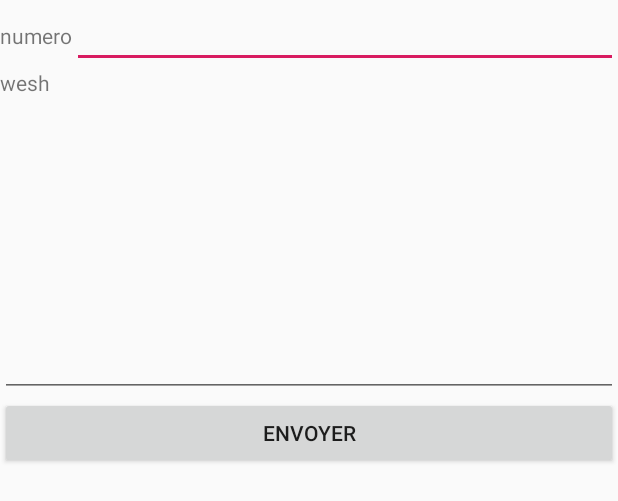
After one commit to JeremyDps/contactsAndroid, an Android app: the layout activity_send_message.xml on its own in the app's theme, with its tools: preview values and no code run, on a phone screen of 412 x 824 dp. The commit adds this screen. Shown: the top 501 px of the screen. Run offline under Robolectric (Android 15) with nearby library versions, the phone set to English and light mode, and no system bars.

```diff
--- a/app/src/main/AndroidManifest.xml
+++ b/app/src/main/AndroidManifest.xml
@@ -2,6 +2,7 @@
 <manifest xmlns:android="http://schemas.android.com/apk/res/android"
     package="com.example.mescontacts">
 
+    <uses-permission android:name="android.permission.CALL_PHONE" />
     <application
         android:allowBackup="true"
         android:icon="@mipmap/ic_launcher"
--- /dev/null
+++ b/app/src/main/res/layout/activity_send_message.xml
@@ -0,0 +1,27 @@
+<?xml version="1.0" encoding="utf-8"?>
+<androidx.constraintlayout.widget.ConstraintLayout xmlns:android="http://schemas.android.com/apk/res/android"
+    xmlns:app="http://schemas.android.com/apk/res-auto"
+    xmlns:tools="http://schemas.android.com/tools"
+    android:layout_width="match_parent"
+    android:layout_height="match_parent"
+    tools:context=".SendMessageActivity">
+
+    <LinearLayout xmlns:android="http://schemas.android.com/apk/res/android"
+        android:orientation="vertical" android:layout_width="fill_parent"
+        android:layout_height="fill_parent">
+        <LinearLayout android:orientation="horizontal"
+            android:layout_width="fill_parent" android:layout_height="wrap_content">
+            <TextView android:layout_width="wrap_content"
+                android:layout_height="wrap_content" android:text="numero" />
+            <EditText android:id="@+id/numero" android:layout_width="fill_parent"
+                android:layout_height="wrap_content" />
+        </LinearLayout>
+        <TextView android:layout_width="wrap_content"
+            android:layout_height="wrap_content" android:text="wesh" />
+        <EditText android:id="@+id/message" android:layout_width="fill_parent"
+            android:layout_height="200sp" />
+        <Button android:id="@+id/envoyer" android:layout_width="fill_parent"
+            android:layout_height="wrap_content" android:text="envoyer" />
+    </LinearLayout>
+
+</androidx.constraintlayout.widget.ConstraintLayout>
```
Also changed, not shown: app/src/main/java/com/example/mescontacts/MainActivity.java (+33 -4 lines), app/src/main/java/com/example/mescontacts/SendMessageActivity.java (added, +14 -0 lines), app/src/main/res/menu/context_menu.xml (+24 -0 lines).
